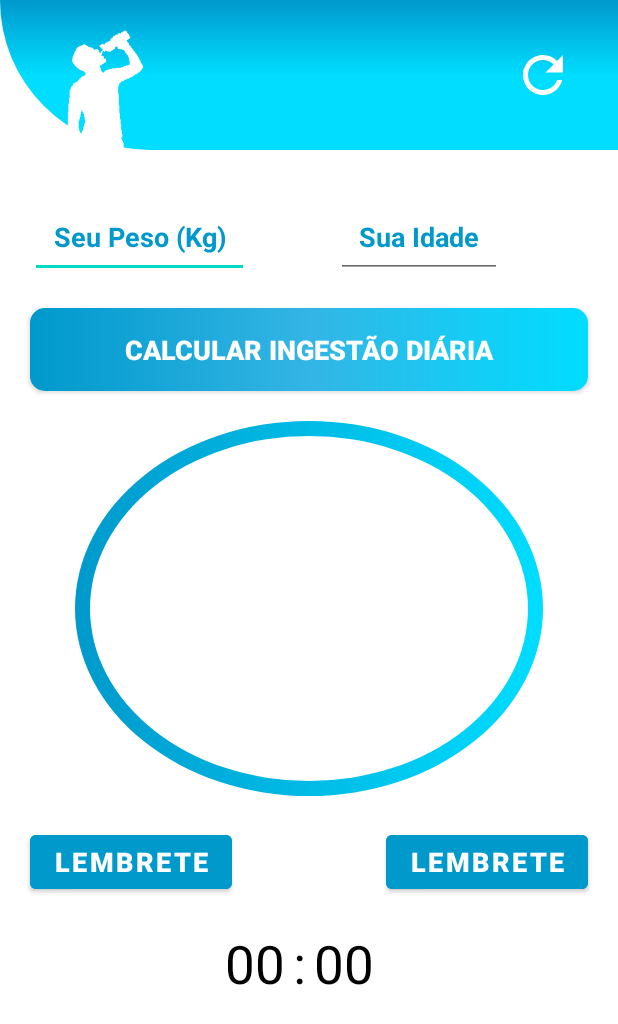
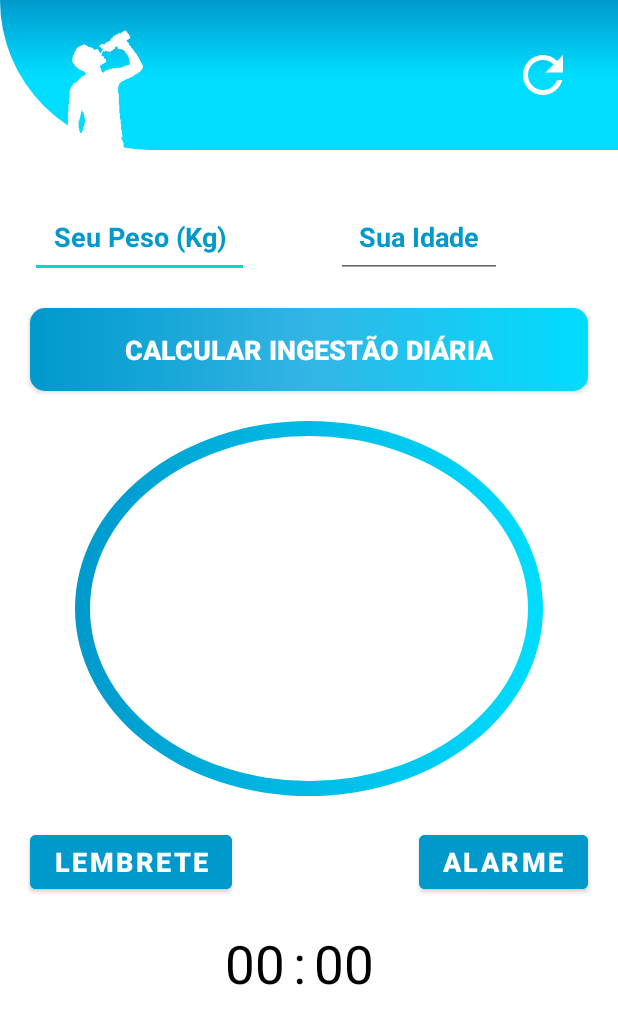
Before and after one commit to Ryan-lima13/BeberAgua, an Android app: the screen it shows after launch (MainActivity), on a phone screen of 412 x 824 dp. Shown: the top 1024 px of the screen. Run offline under Robolectric (Android 15) with nearby library versions, the phone set to English and light mode, and no system bars.

Commit message:
finalizando projeto

```diff
--- a/app/src/main/AndroidManifest.xml
+++ b/app/src/main/AndroidManifest.xml
@@ -2,6 +2,7 @@
 <manifest xmlns:android="http://schemas.android.com/apk/res/android"
     xmlns:tools="http://schemas.android.com/tools"
     package="com.rlds.bebergua">
+    <uses-permission android:name="com.android.alarm.permission.SET_ALARM"/>
 
     <application
         android:allowBackup="true"
--- a/app/src/main/res/layout/activity_main.xml
+++ b/app/src/main/res/layout/activity_main.xml
@@ -131,19 +131,20 @@
         android:backgroundTint="@android:color/holo_blue_dark"
 
         />
+
     <Button
         android:id="@+id/btn_alarme"
         android:layout_width="wrap_content"
         android:layout_height="wrap_content"
-        android:text="@string/lembrete"
-        app:layout_constraintTop_toBottomOf="@id/container_resultado_ml"
-        app:layout_constraintEnd_toEndOf="parent"
         android:layout_marginTop="20dp"
         android:layout_marginEnd="20dp"
+        android:backgroundTint="@android:color/holo_blue_dark"
+        android:text="@string/alarme"
+        android:textColor="@android:color/white"
         android:textSize="18sp"
-        android:textColor="@android:color/white"
         android:textStyle="bold"
-        android:backgroundTint="@android:color/holo_blue_dark"
+        app:layout_constraintEnd_toEndOf="parent"
+        app:layout_constraintTop_toBottomOf="@id/container_resultado_ml"
 
         />
     <TextView
--- a/app/src/main/res/values/strings.xml
+++ b/app/src/main/res/values/strings.xml
@@ -12,4 +12,5 @@
     <string name="toast_informe_idade">Informe sua Idade! </string>
     <string name="redefinir_dados">Redefinir Dados </string>
     <string name="mensagem">Deseja excluir todos os dados exitentes? </string>
+    <string name="mensagem_alerta">Hora de Beber àgua!</string>
 </resources>
```
Also changed, not shown: app/src/main/java/com/rlds/bebergua/MainActivity.kt (+46 -0 lines).
